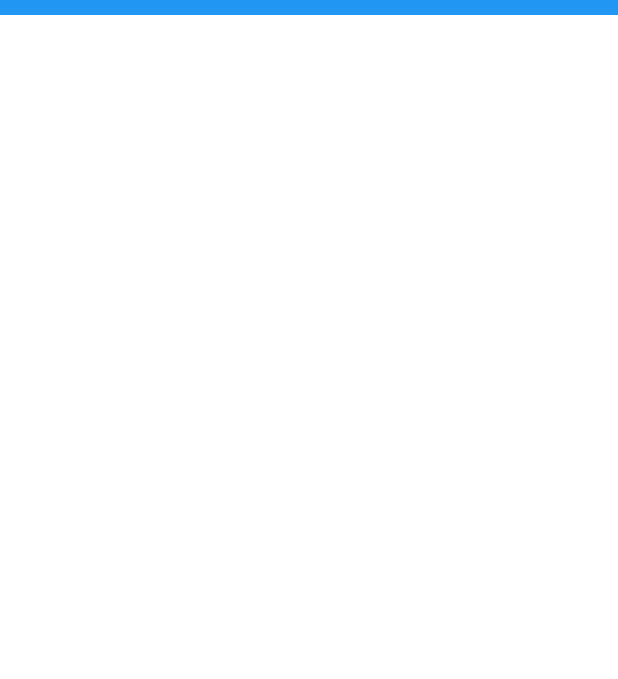
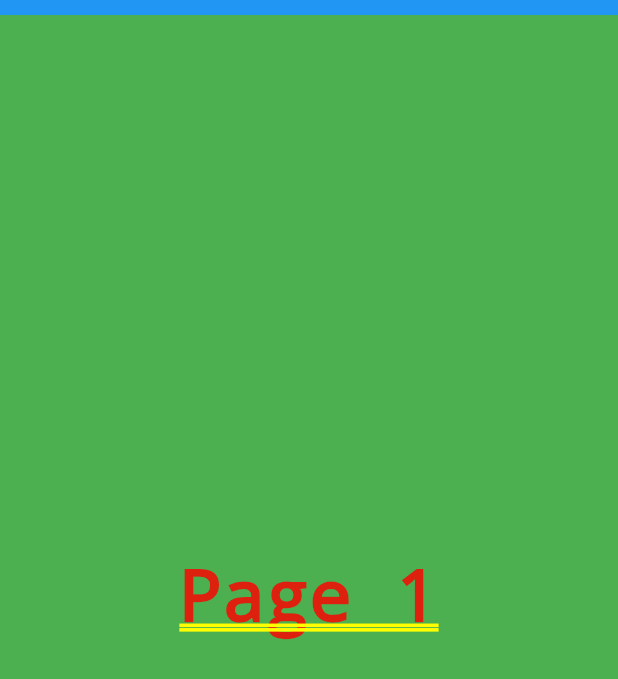
Before and after one commit to surenyonjan/page_forms, a Flutter app: the screen it shows after launch, on a phone screen of 412 x 824 dp. Shown: the top 679 px of the screen. Run offline on Flutter 3.47's test engine with Material 2 defaults, Android fonts, the phone set to English and light mode, and no system bars.

Commit message:
layout pages using multi child layout

```diff
--- a/lib/main.dart
+++ b/lib/main.dart
@@ -22,7 +22,23 @@ class MyApp extends StatelessWidget {
         // is not restarted.
         primarySwatch: Colors.blue,
       ),
-      home: PageForms(),
+      home: PageForms(
+        startIndex: 0,
+        pages: <PageField>[
+          PageField(
+            color: Colors.green,
+            child: Center(
+              child: Text('Page 1'),
+            ),
+          ),
+          PageField(
+            color: Colors.orange,
+            child: Center(
+              child: Text('Page 2'),
+            ),
+          ),
+        ],
+      ),
     );
   }
 }
--- a/lib/page_forms.dart
+++ b/lib/page_forms.dart
@@ -18,11 +18,21 @@ final Color _kProgressIndicatorColor = Colors.blue;
 
 class PageForms extends StatefulWidget {
 
+  final List<PageField> pages;
+  final int startIndex;
+
+  PageForms({
+    this.pages,
+    this.startIndex,
+  }) : assert(startIndex < pages.length, 'Page start index out of range');
+
   @override
   PageFormsState createState() => PageFormsState(
     themeData: _kThemeData,
     progressIndicatorHeight: _kProgressIndicatorHeight,
     progressIndicatorColor: _kProgressIndicatorColor,
+    pages: pages,
+    startIndex: startIndex,
   );
 }
 
@@ -31,21 +41,33 @@ class PageFormsState extends State<PageForms> with SingleTickerProviderStateMixi
   final ThemeData themeData;
   final double progressIndicatorHeight;
   final Color progressIndicatorColor;
+  final List<PageField> pages;
+  final int startIndex;
 
   PageFormsState({
     @required this.themeData,
     @required this.progressIndicatorHeight,
     @required this.progressIndicatorColor,
+    @required this.pages,
+    @required this.startIndex,
   });
 
   @override
   Widget build(BuildContext cxt) {
     final MediaQueryData mediaQueryData = MediaQuery.of(cxt);
     final screenWidth = mediaQueryData.size.width;
+    final screenHeight = mediaQueryData.size.height;
     final statusBarHeight = mediaQueryData.padding.top;
     return SizedBox.expand(
       child: Stack(
         children: <Widget>[
+          _PageControllers(
+            pageWidth: screenWidth,
+            pageHeight: screenHeight,
+            statusBarHeight: statusBarHeight,
+            pages: pages,
+            startIndex: startIndex,
+          ),
           // progress indicator
           Positioned(
             top: statusBarHeight,
@@ -61,3 +83,124 @@ class PageFormsState extends State<PageForms> with SingleTickerProviderStateMixi
     );
   }
 }
+
+class PageField {
+
+  final Color color;
+  final Widget child;
+
+  PageField({
+    @required this.color,
+    @required this.child,
+  });
+}
+
+class _PageControllers extends StatefulWidget {
+
+  final double pageWidth;
+  final double pageHeight;
+  final List<PageField> pages;
+  final double statusBarHeight;
+  int currentIndex;
+
+  _PageControllers({
+    @required this.pageWidth,
+    @required this.pageHeight,
+    @required this.pages,
+    @required this.statusBarHeight,
+    int startIndex = 0,
+  }) {
+    currentIndex = startIndex;
+  }
+
+  @override
+  _PageControllersState createState() => _PageControllersState(
+    pageWidth: pageWidth,
+    pageHeight: pageHeight,
+    pages: pages,
+    statusBarHeight: statusBarHeight,
+    currentIndex: currentIndex,
+  );
+}
+
+class _PageControllersState extends State<_PageControllers> with SingleTickerProviderStateMixin {
+
+  final double pageWidth;
+  final double pageHeight;
+  final List<PageField> pages;
+  final double statusBarHeight;
+  final int currentIndex;
+
+  _PageControllersState({
+    @required this.pageWidth,
+    @required this.pageHeight,
+    @required this.pages,
+    @required this.statusBarHeight,
+    @required this.currentIndex,
+  });
+
+  @override
+  Widget build(BuildContext cxt) {
+    return Container(
+      width: pageWidth * 2,
+      height: pageHeight,
+      child: CustomMultiChildLayout(
+        delegate: _PagesLayoutDelegate(
+          pageWidth: pageWidth,
+          pageHeight: pageHeight,
+          pageCount: pages.length,
+          currentIndex: currentIndex,
+        ),
+        children: List.generate(pages.length, (int pageIndex) {
+          return LayoutId(
+            id: 'page$pageIndex',
+            child: Container(
+              color: pages[pageIndex].color,
+              child: Padding(
+                padding: EdgeInsets.only(
+                  top: statusBarHeight,
+                  left: 12.0,
+                  right: 12.0,
+                  bottom: 30.0,
+                ),
+                child: pages[pageIndex].child,
+              ),
+            ),
+          );
+        }),
+      ),
+    );
+  }
+}
+
+class _PagesLayoutDelegate extends MultiChildLayoutDelegate {
+
+  final double pageWidth;
+  final double pageHeight;
+  final int pageCount;
+  final int currentIndex;
+
+  _PagesLayoutDelegate({
+    @required this.pageWidth,
+    @required this.pageHeight,
+    @required this.pageCount,
+    @required this.currentIndex,
+  });
+
+  @override
+  void performLayout(Size size) {
+    List.generate(this.pageCount, (int pageIndex) {
+      final String currentPageId = 'page$pageIndex';
+      layoutChild(currentPageId, BoxConstraints.tightFor(width: pageWidth, height: pageHeight));
+      if (pageIndex > currentIndex) {
+        positionChild(currentPageId, Offset(pageWidth, 0));
+      } else {
+        positionChild(currentPageId, Offset(0, 0));
+      }
+    });
+  }
+
+  @override shouldRelayout(_PagesLayoutDelegate oldDelegate) {
+    return this.currentIndex != oldDelegate.currentIndex;
+  }
+}
```
